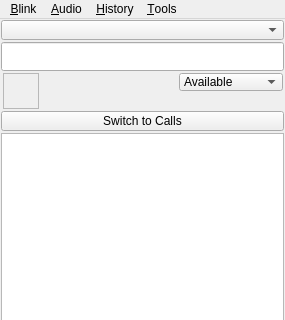
First picture: the form in resources/blink.ui, repository pol51/blink-qt, before the edit; both pictures show x 0 to 285 and y 0 to 320 of the 285 by 550 pixel window.
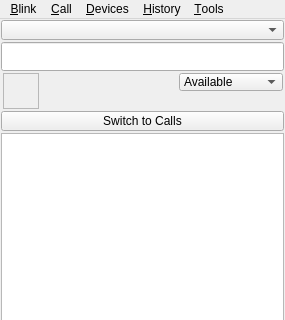
Second picture: the form after the edit. Icons and pictures are not drawn. Custom widgets are drawn as their Qt base class.

Commit message:
Restructured main menu
Ignore-this: bcc7a28a4ebe20836b2e5516196c2056

darcs-hash:20110214110925-b22ec-28c661b6c1be66ed8ff83a06176538030c0811af

```diff
--- a/resources/blink.ui
+++ b/resources/blink.ui
@@ -988,9 +988,9 @@
     <addaction name="placed_calls_menu"/>
     <addaction name="received_calls_menu"/>
    </widget>
-   <widget class="QMenu" name="audio_menu">
+   <widget class="QMenu" name="devices_menu">
     <property name="title">
-     <string>&amp;Audio</string>
+     <string>&amp;Devices</string>
     </property>
     <widget class="QMenu" name="output_device_menu">
      <property name="title">
@@ -1041,8 +1041,24 @@
     <addaction name="file_transfers_action"/>
     <addaction name="logs_action"/>
    </widget>
+   <widget class="QMenu" name="call_menu">
+    <property name="title">
+     <string>&amp;Call</string>
+    </property>
+    <widget class="QMenu" name="voicemail_menu">
+     <property name="title">
+      <string>&amp;Voicemail</string>
+     </property>
+    </widget>
+    <addaction name="redial_action"/>
+    <addaction name="voicemail_menu"/>
+    <addaction name="separator"/>
+    <addaction name="mute_action"/>
+    <addaction name="silent_action"/>
+   </widget>
    <addaction name="blink_menu"/>
-   <addaction name="audio_menu"/>
+   <addaction name="call_menu"/>
+   <addaction name="devices_menu"/>
    <addaction name="history_menu"/>
    <addaction name="tools_menu"/>
   </widget>
```
Left out of the diff: 17 changed lines with no effect on the pictures. The commit also changes 1 other file.
